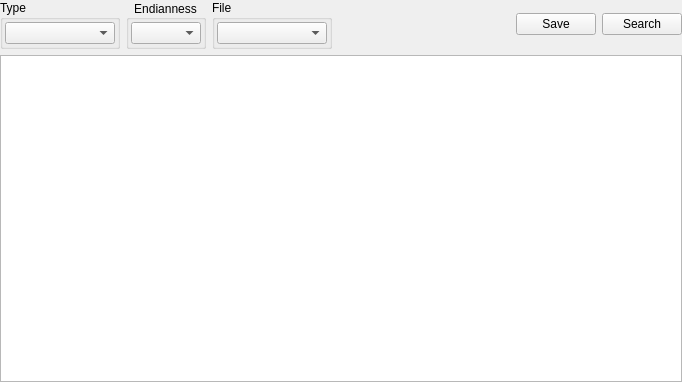
horsicq/FormatWidgets, file SearchSignatures/searchsignatureswidget.ui: the form before one commit.
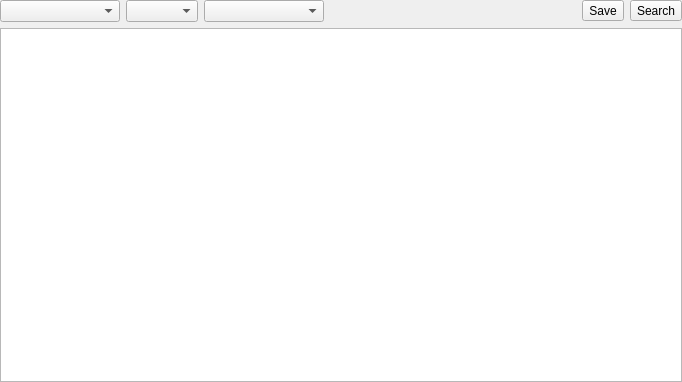
The form after the commit.

Diff of the .ui file:
```diff
--- a/SearchSignatures/searchsignatureswidget.ui
+++ b/SearchSignatures/searchsignatureswidget.ui
@@ -29,96 +29,26 @@
    <item>
     <layout class="QHBoxLayout" name="horizontalLayout_2">
      <item>
-      <widget class="QGroupBox" name="groupBoxType">
+      <widget class="QComboBox" name="comboBoxType">
        <property name="minimumSize">
         <size>
          <width>120</width>
          <height>0</height>
         </size>
        </property>
-       <property name="title">
-        <string>Type</string>
-       </property>
-       <layout class="QVBoxLayout" name="verticalLayout_3">
-        <property name="leftMargin">
-         <number>2</number>
-        </property>
-        <property name="topMargin">
-         <number>2</number>
-        </property>
-        <property name="rightMargin">
-         <number>2</number>
-        </property>
-        <property name="bottomMargin">
-         <number>2</number>
-        </property>
-        <item>
-         <widget class="QComboBox" name="comboBoxType"/>
-        </item>
-       </layout>
       </widget>
      </item>
      <item>
-      <widget class="QGroupBox" name="groupBoxEndianness">
-       <property name="maximumSize">
-        <size>
-         <width>80</width>
-         <height>16777215</height>
-        </size>
-       </property>
-       <property name="title">
-        <string>Endianness</string>
-       </property>
-       <property name="alignment">
-        <set>Qt::AlignCenter</set>
-       </property>
-       <layout class="QVBoxLayout" name="verticalLayout_10">
-        <property name="leftMargin">
-         <number>2</number>
-        </property>
-        <property name="topMargin">
-         <number>2</number>
-        </property>
-        <property name="rightMargin">
-         <number>2</number>
-        </property>
-        <property name="bottomMargin">
-         <number>2</number>
-        </property>
-        <item>
-         <widget class="QComboBox" name="comboBoxEndianness"/>
-        </item>
-       </layout>
-      </widget>
+      <widget class="QComboBox" name="comboBoxEndianness"/>
      </item>
      <item>
-      <widget class="QGroupBox" name="groupBoxFile">
+      <widget class="QComboBox" name="comboBoxFile">
        <property name="minimumSize">
         <size>
          <width>120</width>
          <height>0</height>
         </size>
        </property>
-       <property name="title">
-        <string>File</string>
-       </property>
-       <layout class="QVBoxLayout" name="verticalLayout_4">
-        <property name="leftMargin">
-         <number>2</number>
-        </property>
-        <property name="topMargin">
-         <number>2</number>
-        </property>
-        <property name="rightMargin">
-         <number>2</number>
-        </property>
-        <property name="bottomMargin">
-         <number>2</number>
-        </property>
-        <item>
-         <widget class="QComboBox" name="comboBoxFile"/>
-        </item>
-       </layout>
       </widget>
      </item>
      <item>
@@ -135,14 +65,14 @@
       </widget>
      </item>
      <item>
-      <widget class="QPushButton" name="pushButtonSave">
+      <widget class="QToolButton" name="toolButtonSave">
        <property name="text">
         <string>Save</string>
        </property>
       </widget>
      </item>
      <item>
-      <widget class="QPushButton" name="pushButtonSearch">
+      <widget class="QToolButton" name="toolButtonSearch">
        <property name="text">
         <string>Search</string>
        </property>
```
